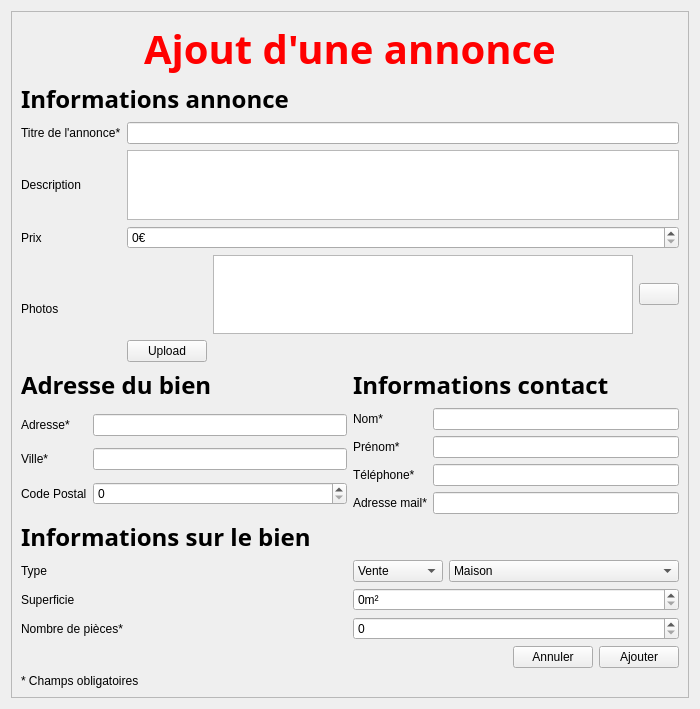
Above: AgenceImmo/ajoutdialog.ui from willdoleave/projet-ihm before the change. Below: the same form after it.
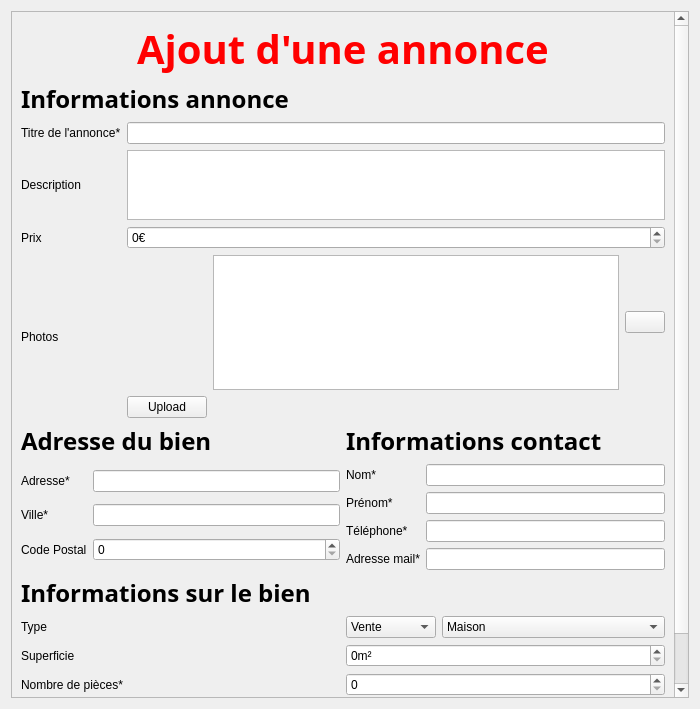
That is the form after the change. Icons and pictures are not drawn.

Commit message: Agrandir le listwidget photos

Diff of the .ui file:
```diff
--- a/AgenceImmo/ajoutdialog.ui
+++ b/AgenceImmo/ajoutdialog.ui
@@ -41,9 +41,9 @@
       <property name="geometry">
        <rect>
         <x>0</x>
-        <y>0</y>
+        <y>-54</y>
         <width>664</width>
-        <height>743</height>
+        <height>800</height>
        </rect>
       </property>
       <layout class="QGridLayout" name="gridLayout_6">
@@ -424,6 +424,19 @@
              </property>
             </widget>
            </item>
+           <item row="0" column="1">
+            <widget class="QListWidget" name="listWidget">
+             <property name="minimumSize">
+              <size>
+               <width>0</width>
+               <height>135</height>
+              </size>
+             </property>
+             <property name="flow">
+              <enum>QListView::LeftToRight</enum>
+             </property>
+            </widget>
+           </item>
           </layout>
          </item>
          <item row="6" column="0" colspan="2">
```
Left out of the diff: 7 changed lines with no effect on the pictures.
